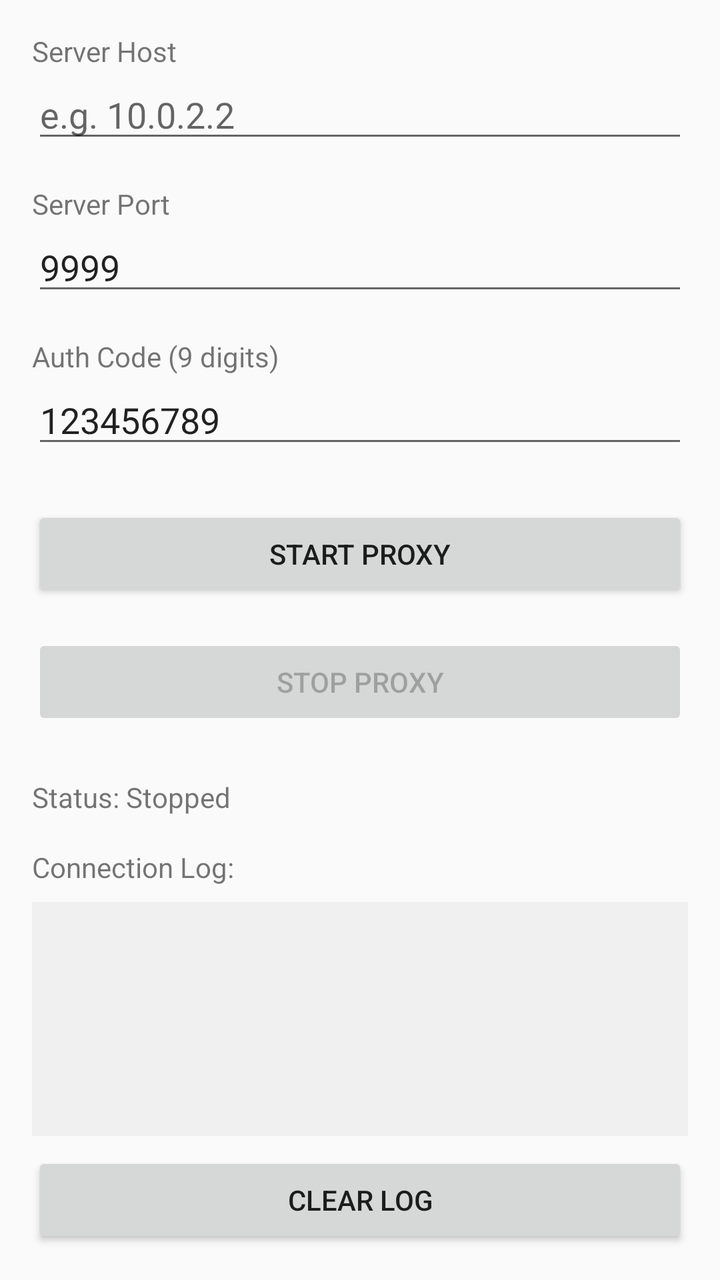
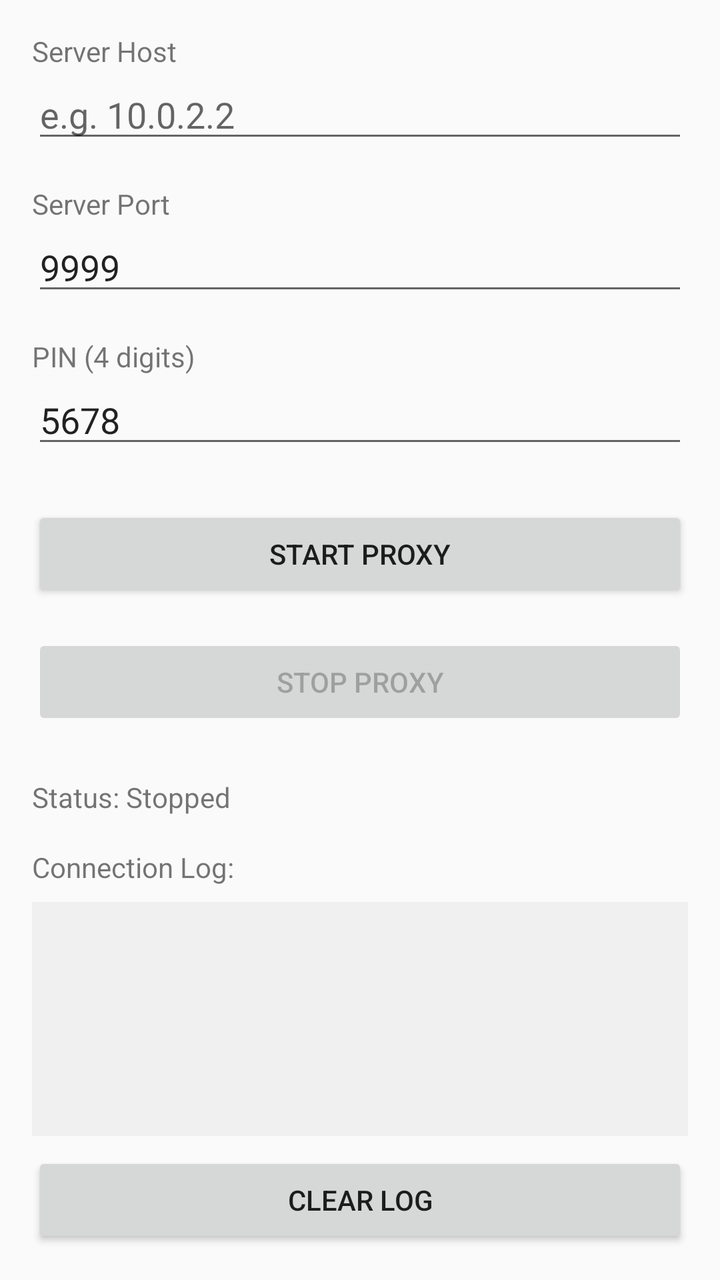

Two renders of the same Android screen: before a commit and after it. Below are the layout's source before the change and the commit's diff.
<!-- AndroidManifest.xml: application theme AppTheme -->
<!-- res/layout/activity_main.xml -->
<?xml version="1.0" encoding="utf-8"?>
<LinearLayout xmlns:android="http://schemas.android.com/apk/res/android"
    android:layout_width="match_parent"
    android:layout_height="match_parent"
    android:orientation="vertical"
    android:padding="16dp">

    <TextView
        android:layout_width="match_parent"
        android:layout_height="wrap_content"
        android:text="Server Host" />

    <EditText
        android:id="@+id/etServerHost"
        android:layout_width="match_parent"
        android:layout_height="wrap_content"
        android:hint="e.g. 10.0.2.2"
        android:inputType="textUri" />

    <TextView
        android:layout_width="match_parent"
        android:layout_height="wrap_content"
        android:layout_marginTop="16dp"
        android:text="Server Port" />

    <EditText
        android:id="@+id/etServerPort"
        android:layout_width="match_parent"
        android:layout_height="wrap_content"
        android:hint="e.g. 9999"
        android:inputType="number"
        android:text="9999" />

    <TextView
        android:layout_width="match_parent"
        android:layout_height="wrap_content"
        android:layout_marginTop="16dp"
        android:text="Auth Code (9 digits)" />

    <EditText
        android:id="@+id/etAuthCode"
        android:layout_width="match_parent"
        android:layout_height="wrap_content"
        android:hint="e.g. 123456789"
        android:inputType="number"
        android:maxLength="9"
        android:text="123456789" />

    <Button
        android:id="@+id/btnStart"
        android:layout_width="match_parent"
        android:layout_height="wrap_content"
        android:layout_marginTop="24dp"
        android:text="Start Proxy" />

    <Button
        android:id="@+id/btnStop"
        android:layout_width="match_parent"
        android:layout_height="wrap_content"
        android:layout_marginTop="16dp"
        android:text="Stop Proxy"
        android:enabled="false"/>

    <TextView
        android:id="@+id/tvStatus"
        android:layout_width="wrap_content"
        android:layout_height="wrap_content"
        android:layout_marginTop="24dp"
        android:text="Status: Stopped" />

    <TextView
        android:layout_width="match_parent"
        android:layout_height="wrap_content"
        android:layout_marginTop="16dp"
        android:text="Connection Log:" />

    <ScrollView
        android:id="@+id/svLog"
        android:layout_width="match_parent"
        android:layout_height="0dp"
        android:layout_weight="1"
        android:layout_marginTop="8dp"
        android:background="#F0F0F0"
        android:padding="8dp">

        <TextView
            android:id="@+id/tvLog"
            android:layout_width="match_parent"
            android:layout_height="wrap_content"
            android:textSize="12sp"
            android:fontFamily="monospace"
            android:text="" />
    </ScrollView>

    <Button
        android:id="@+id/btnClearLog"
        android:layout_width="match_parent"
        android:layout_height="wrap_content"
        android:layout_marginTop="8dp"
        android:text="Clear Log" />

</LinearLayout>
<!-- resources referenced by this layout -->
<resources>
  <style name="AppTheme" parent="Theme.AppCompat.Light.NoActionBar">
          
      </style>
</resources>

<!-- the commit's change to res/layout/activity_main.xml (unified diff, before → after) -->
@@ -35,16 +35,16 @@
         android:layout_width="match_parent"
         android:layout_height="wrap_content"
         android:layout_marginTop="16dp"
-        android:text="Auth Code (9 digits)" />
+        android:text="PIN (4 digits)" />
 
     <EditText
         android:id="@+id/etAuthCode"
         android:layout_width="match_parent"
         android:layout_height="wrap_content"
-        android:hint="e.g. 123456789"
+        android:hint="e.g. 5678"
         android:inputType="number"
-        android:maxLength="9"
-        android:text="123456789" />
+        android:maxLength="4"
+        android:text="5678" />
 
     <Button
         android:id="@+id/btnStart"
